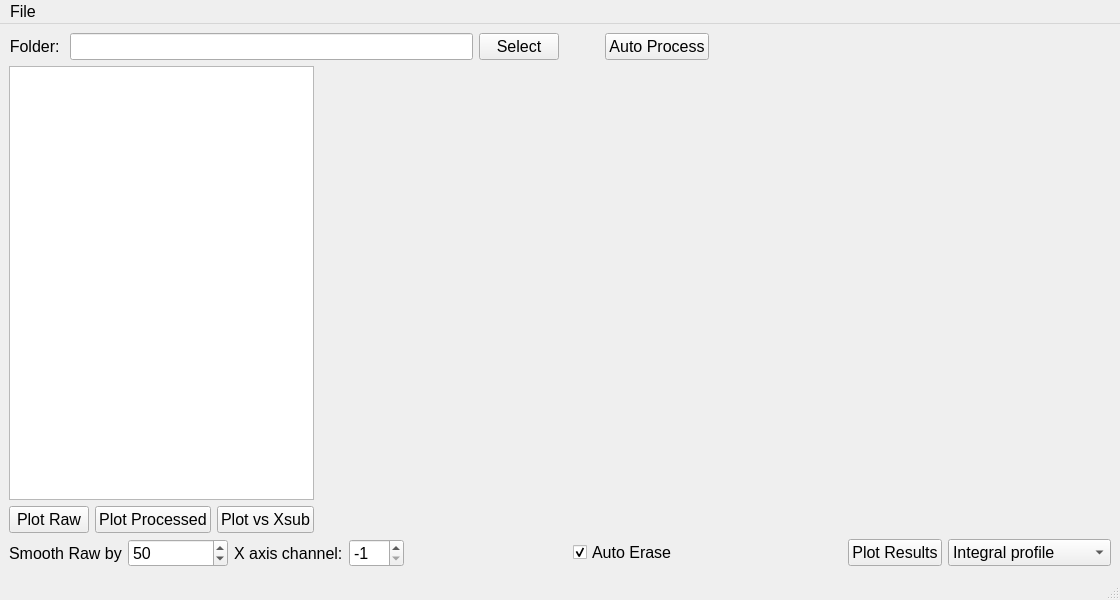
Before: the Qt Designer form emittance/Emittance.ui in salinsalins/LoggerPlotterPy, drawn with Qt 5.
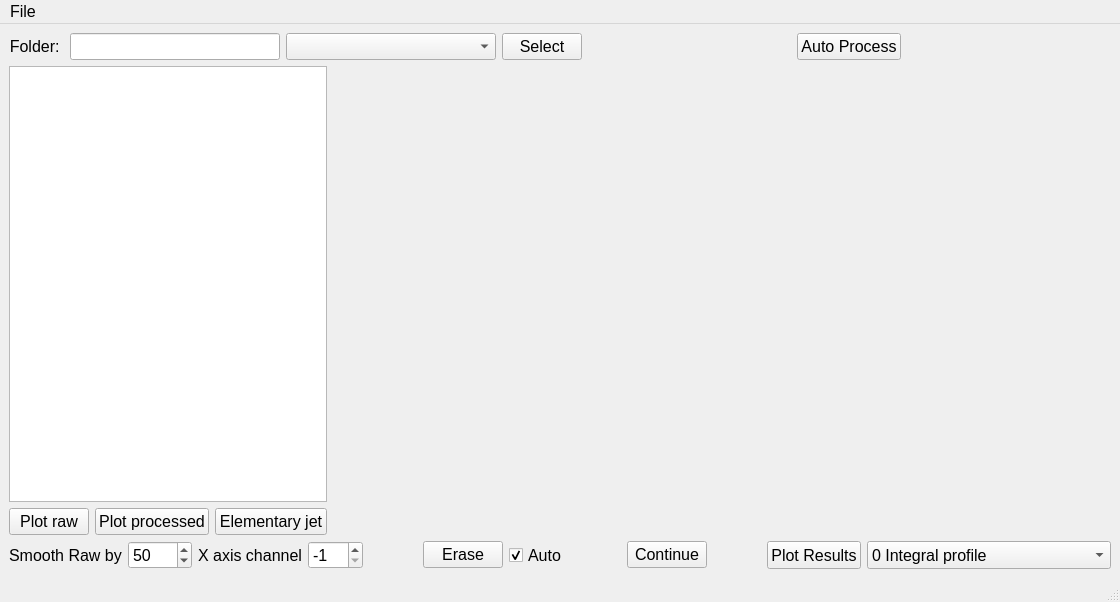
After: the same form once the commit is applied. Custom widgets are drawn as their Qt base class.

Commit message: v 1.2 level contours corrected

Patch:
```diff
--- a/emittance/Emittance.ui
+++ b/emittance/Emittance.ui
@@ -7,7 +7,7 @@
     <x>0</x>
     <y>0</y>
     <width>1120</width>
-    <height>600</height>
+    <height>602</height>
    </rect>
   </property>
   <property name="font">
@@ -57,6 +57,12 @@
       </item>
       <item>
        <widget class="QLineEdit" name="lineEdit">
+        <property name="sizePolicy">
+         <sizepolicy hsizetype="Expanding" vsizetype="Preferred">
+          <horstretch>0</horstretch>
+          <verstretch>0</verstretch>
+         </sizepolicy>
+        </property>
         <property name="font">
          <font>
           <pointsize>12</pointsize>
@@ -64,8 +70,27 @@
         </property>
        </widget>
       </item>
+      <item>
+       <widget class="QComboBox" name="comboBox_2">
+        <property name="sizePolicy">
+         <sizepolicy hsizetype="Expanding" vsizetype="Preferred">
+          <horstretch>0</horstretch>
+          <verstretch>0</verstretch>
+         </sizepolicy>
+        </property>
+        <property name="editable">
+         <bool>false</bool>
+        </property>
+       </widget>
+      </item>
       <item>
        <widget class="QPushButton" name="pushButton_2">
+        <property name="sizePolicy">
+         <sizepolicy hsizetype="Preferred" vsizetype="Preferred">
+          <horstretch>0</horstretch>
+          <verstretch>0</verstretch>
+         </sizepolicy>
+        </property>
         <property name="font">
          <font>
           <pointsize>12</pointsize>
@@ -82,7 +107,7 @@
          <enum>Qt::Horizontal</enum>
         </property>
         <property name="sizeType">
-         <enum>QSizePolicy::Preferred</enum>
+         <enum>QSizePolicy::Expanding</enum>
         </property>
         <property name="sizeHint" stdset="0">
          <size>
@@ -95,7 +120,7 @@
       <item>
        <widget class="QPushButton" name="pushButton_4">
         <property name="sizePolicy">
-         <sizepolicy hsizetype="Minimum" vsizetype="Fixed">
+         <sizepolicy hsizetype="Preferred" vsizetype="Preferred">
           <horstretch>0</horstretch>
           <verstretch>0</verstretch>
          </sizepolicy>
@@ -184,7 +209,7 @@
              </font>
             </property>
             <property name="text">
-             <string>Plot Raw</string>
+             <string>Plot raw</string>
             </property>
            </widget>
           </item>
@@ -202,7 +227,7 @@
              </font>
             </property>
             <property name="text">
-             <string>Plot Processed</string>
+             <string>Plot processed</string>
             </property>
            </widget>
           </item>
@@ -220,7 +245,7 @@
              </font>
             </property>
             <property name="text">
-             <string>Plot vs Xsub</string>
+             <string>Elementary jet</string>
             </property>
            </widget>
           </item>
@@ -245,7 +270,7 @@
       <item>
        <widget class="QLabel" name="label">
         <property name="sizePolicy">
-         <sizepolicy hsizetype="Fixed" vsizetype="Minimum">
+         <sizepolicy hsizetype="Fixed" vsizetype="Preferred">
           <horstretch>0</horstretch>
           <verstretch>0</verstretch>
          </sizepolicy>
@@ -263,14 +288,14 @@
       <item>
        <widget class="QSpinBox" name="spinBox">
         <property name="sizePolicy">
-         <sizepolicy hsizetype="Maximum" vsizetype="Minimum">
+         <sizepolicy hsizetype="Preferred" vsizetype="Preferred">
           <horstretch>0</horstretch>
           <verstretch>0</verstretch>
          </sizepolicy>
         </property>
         <property name="minimumSize">
          <size>
-          <width>100</width>
+          <width>0</width>
           <height>0</height>
          </size>
         </property>
@@ -298,12 +323,18 @@
          <enum>QFrame::NoFrame</enum>
         </property>
         <property name="text">
-         <string>X axis channel:</string>
+         <string>X axis channel</string>
         </property>
        </widget>
       </item>
       <item>
        <widget class="QSpinBox" name="spinBox_2">
+        <property name="sizePolicy">
+         <sizepolicy hsizetype="Preferred" vsizetype="Preferred">
+          <horstretch>0</horstretch>
+          <verstretch>0</verstretch>
+         </sizepolicy>
+        </property>
         <property name="font">
          <font>
           <pointsize>12</pointsize>
@@ -333,21 +364,54 @@
         </property>
        </spacer>
       </item>
+      <item>
+       <widget class="QPushButton" name="pushButton_7">
+        <property name="text">
+         <string>Erase</string>
+        </property>
+       </widget>
+      </item>
       <item>
        <widget class="QCheckBox" name="checkBox">
+        <property name="sizePolicy">
+         <sizepolicy hsizetype="Minimum" vsizetype="Preferred">
+          <horstretch>0</horstretch>
+          <verstretch>0</verstretch>
+         </sizepolicy>
+        </property>
         <property name="font">
          <font>
           <pointsize>12</pointsize>
          </font>
         </property>
         <property name="text">
-         <string>Auto Erase</string>
+         <string>Auto</string>
         </property>
         <property name="checked">
          <bool>true</bool>
         </property>
        </widget>
       </item>
+      <item>
+       <spacer name="horizontalSpacer_5">
+        <property name="orientation">
+         <enum>Qt::Horizontal</enum>
+        </property>
+        <property name="sizeHint" stdset="0">
+         <size>
+          <width>40</width>
+          <height>20</height>
+         </size>
+        </property>
+       </spacer>
+      </item>
+      <item>
+       <widget class="QPushButton" name="pushButton_8">
+        <property name="text">
+         <string>Continue</string>
+        </property>
+       </widget>
+      </item>
       <item>
        <spacer name="horizontalSpacer_2">
         <property name="orientation">
@@ -363,6 +427,12 @@
       </item>
       <item>
        <widget class="QPushButton" name="pushButton_6">
+        <property name="sizePolicy">
+         <sizepolicy hsizetype="Minimum" vsizetype="Preferred">
+          <horstretch>0</horstretch>
+          <verstretch>0</verstretch>
+         </sizepolicy>
+        </property>
         <property name="font">
          <font>
           <pointsize>12</pointsize>
@@ -376,7 +446,7 @@
       <item>
        <widget class="QComboBox" name="comboBox">
         <property name="sizePolicy">
-         <sizepolicy hsizetype="Expanding" vsizetype="Fixed">
+         <sizepolicy hsizetype="Expanding" vsizetype="Preferred">
           <horstretch>0</horstretch>
           <verstretch>0</verstretch>
          </sizepolicy>
@@ -388,27 +458,77 @@
         </property>
         <item>
          <property name="text">
-          <string>Integral profile</string>
+          <string>0 Integral profile</string>
          </property>
         </item>
         <item>
          <property name="text">
-          <string>Maximum profile</string>
+          <string>1 Maximum profile</string>
          </property>
         </item>
         <item>
          <property name="text">
-          <string>Contour plot</string>
+          <string>2 Contour plot</string>
          </property>
         </item>
         <item>
          <property name="text">
-          <string>Color contour plot</string>
+          <string>3 Color contour plot</string>
          </property>
         </item>
         <item>
          <property name="text">
-          <string>Contour levels</string>
+          <string>4 Contour levels</string>
+         </property>
+        </item>
+        <item>
+         <property name="text">
+          <string>-------------------</string>
+         </property>
+        </item>
+        <item>
+         <property name="text">
+          <string>6 Calculated data contours</string>
+         </property>
+        </item>
+        <item>
+         <property name="text">
+          <string>7 Regular divergence reduced</string>
+         </property>
+        </item>
+        <item>
+         <property name="text">
+          <string>8 Scan voltage range</string>
+         </property>
+        </item>
+        <item>
+         <property name="text">
+          <string>9 Regions and offsets</string>
+         </property>
+        </item>
+        <item>
+         <property name="text">
+          <string>10 Zero line debug</string>
+         </property>
+        </item>
+        <item>
+         <property name="text">
+          <string>11 Scale and range</string>
+         </property>
+        </item>
+        <item>
+         <property name="text">
+          <string>12 Calculated X0</string>
+         </property>
+        </item>
+        <item>
+         <property name="text">
+          <string>13 Shifted jets</string>
+         </property>
+        </item>
+        <item>
+         <property name="text">
+          <string>14 N x N no divergence</string>
          </property>
         </item>
        </widget>
```
The commit also changes 2 other files.
